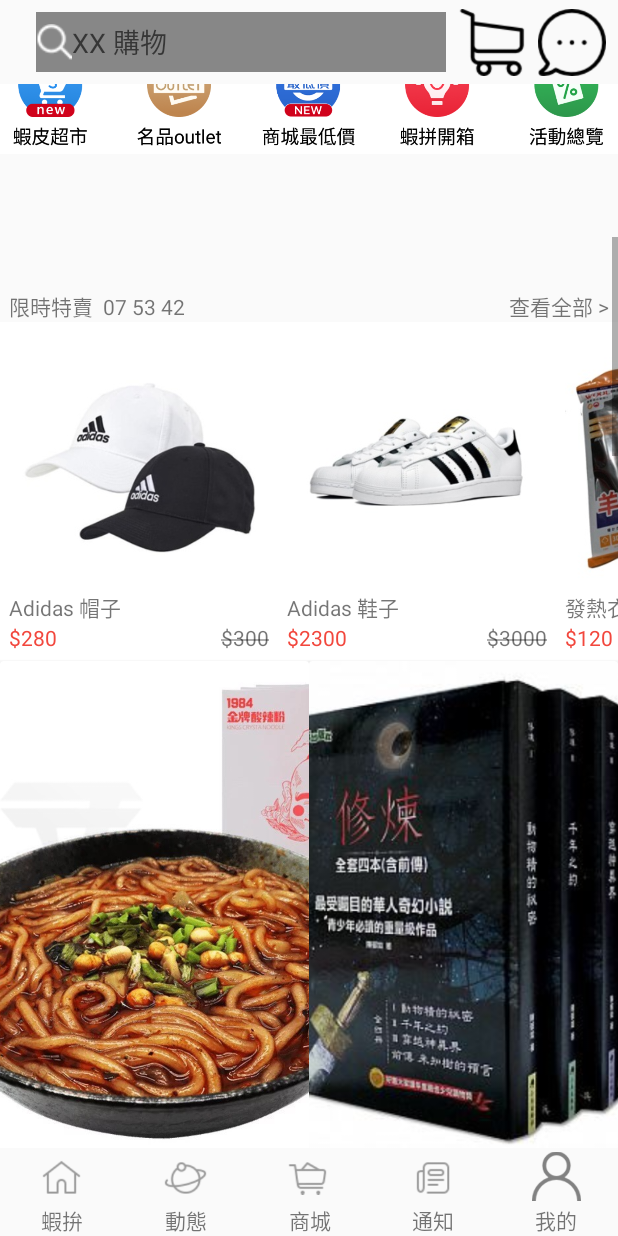
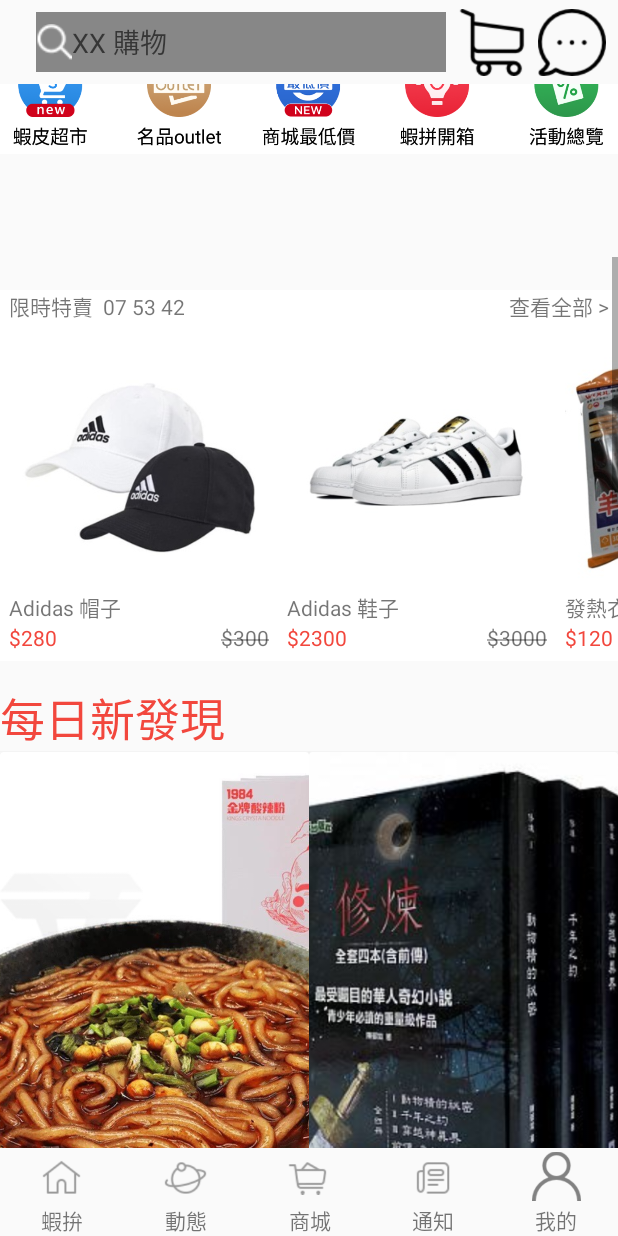
Before and after one commit to ohyeah5566/E-commerceUI, an Android app: the fragment HomeFragment placed in its activity, scrolled down 496 dp, on a phone screen of 412 x 824 dp. Run offline under Robolectric (Android 15) with nearby library versions, the phone set to English and light mode, and no system bars; our stand-ins replace ButterKnife; libraries missing offline, so code that uses them is left out: com.youth.banner; plain views replace Banner; 7 statements that could not run were skipped.

Commit message:
新增 Recyclerview的標題。

```diff
--- a/app/src/main/java/ohyeah5566/ui/ui/Product.java
+++ b/app/src/main/java/ohyeah5566/ui/ui/Product.java
@@ -4,17 +4,31 @@
  * Created by yiwei on 2018/11/30.
  */
 public class Product {
-
+    private String Title;
+    private boolean isTitle = false;
     private int imageID;
     private String name;
     private String specPrice;
     private String originPrice;
+
+    public Product(String title) {
+        this.Title = title;
+        this.isTitle = true;
+    }
 
     public Product(int imageID, String name, String specPrice, String originPrice) {
         this.imageID = imageID;
         this.name = name;
         this.specPrice = specPrice;
         this.originPrice = originPrice;
+    }
+
+    public boolean isTitle() {
+        return isTitle;
+    }
+
+    public String getTitle() {
+        return Title;
     }
 
     public int getImageID() {
--- a/app/src/main/java/ohyeah5566/ui/ui/RecycleviewAdapater.java
+++ b/app/src/main/java/ohyeah5566/ui/ui/RecycleviewAdapater.java
@@ -1,6 +1,7 @@
 package ohyeah5566.ui.ui;
 
 import android.content.Context;
+import android.support.annotation.NonNull;
 import android.support.v4.content.ContextCompat;
 import android.support.v7.widget.RecyclerView;
 import android.support.v7.widget.StaggeredGridLayoutManager;
@@ -20,7 +21,7 @@
 /**
  * Created by yiwei on 2018/11/28.
  */
-public class RecycleviewAdapater extends RecyclerView.Adapter<RecycleviewAdapater.ViewHolder> {
+public class RecycleviewAdapater extends RecyclerView.Adapter<RecyclerView.ViewHolder> {
 
     private List<Product> dataLists;
     private Context mContext;
@@ -29,6 +30,7 @@
     int TYPE_NORMAL = 0;
     int TYPE_HEADER = 1;
     int TYPE_FOOTER = 2;
+    int TYPE_TITLE = 3;
 
     public RecycleviewAdapater(List<Product> data, Context mContext) {
         dataLists = data;
@@ -45,7 +47,7 @@
         notifyItemInserted(getItemCount() - 1);
     }
 
-    public void addData(List<Product> data){
+    public void addData(List<Product> data) {
         dataLists.addAll(data);
         notifyItemInserted(getItemCount() - 1);  //最後的位置留給Footer
     }
@@ -53,44 +55,55 @@
     @Override
     public int getItemViewType(int position) {
         if (header == null && loadmoreview == null) {
-            return TYPE_NORMAL;
+            return dataLists.get(position).isTitle() ? TYPE_TITLE : TYPE_NORMAL;
         }
         if (position == 0) return TYPE_HEADER;
         if (position == getItemCount() - 1) return TYPE_FOOTER;
-        return TYPE_NORMAL;
+
+        return dataLists.get(position - 1).isTitle() ? TYPE_TITLE : TYPE_NORMAL;
     }
 
     //重写此方法，判断recyclerview的layoutmanager为StaggeredGridLayoutManager的时候，是header和footer独占一行，而不是一个item
     @Override
-    public void onViewAttachedToWindow(ViewHolder holder) {
+    public void onViewAttachedToWindow(RecyclerView.ViewHolder holder) {
         super.onViewAttachedToWindow(holder);
         ViewGroup.LayoutParams layoutParams = holder.itemView.getLayoutParams();
         if (layoutParams != null && layoutParams instanceof StaggeredGridLayoutManager.LayoutParams) {
             StaggeredGridLayoutManager.LayoutParams params = (StaggeredGridLayoutManager.LayoutParams) layoutParams;
             params.setFullSpan(getItemViewType(holder.getLayoutPosition()) == TYPE_HEADER
-                    || getItemViewType(holder.getLayoutPosition()) == TYPE_FOOTER);
+                    || getItemViewType(holder.getLayoutPosition()) == TYPE_FOOTER
+                    || getItemViewType(holder.getLayoutPosition()) == TYPE_TITLE);
         }
     }
 
 
     @Override
-    public ViewHolder onCreateViewHolder(ViewGroup parent, int viewType) {
+    public RecyclerView.ViewHolder onCreateViewHolder(ViewGroup parent, int viewType) {
         if (header != null && viewType == TYPE_HEADER) return new ViewHolder(header);
         if (loadmoreview != null && viewType == TYPE_FOOTER) return new ViewHolder(loadmoreview);
+        if (viewType == TYPE_TITLE) {
+            View view = View.inflate(parent.getContext(), R.layout.item_title, null);
+            return new TitleHolder(view);
+        }
         View view = View.inflate(parent.getContext(), R.layout.item_productcard, null);
         ViewHolder holder = new ViewHolder(view);
         return holder;
     }
 
     @Override
-    public void onBindViewHolder(ViewHolder holder, int position) {
+    public void onBindViewHolder(@NonNull RecyclerView.ViewHolder holder, int position) {
+
         if (getItemViewType(position) == TYPE_NORMAL) {
-            Glide.with(mContext).load(ContextCompat.getDrawable(mContext,dataLists.get(position-1).getImageID()))
-                    .into(holder.imgv_ItemcardImg);
-          //  holder.imgv_ItemcardImg.setImageDrawable(ContextCompat.getDrawable(mContext, dataLists.get(position - 1).getImageID()));
-            holder.tv_ItemcardTitle.setText(dataLists.get(position - 1).getName());
-            holder.tv_ItemcardPrice.setText(dataLists.get(position - 1).getOriginPrice());
-            holder.tv_ItemcardSpecPrice.setText(dataLists.get(position - 1).getSpecPrice());
+            ViewHolder viewHolder = (ViewHolder) holder;
+            Glide.with(mContext).load(ContextCompat.getDrawable(mContext, dataLists.get(position - 1).getImageID()))
+                    .into(viewHolder.imgv_ItemcardImg);
+            //  holder.imgv_ItemcardImg.setImageDrawable(ContextCompat.getDrawable(mContext, dataLists.get(position - 1).getImageID()));
+            viewHolder.tv_ItemcardTitle.setText(dataLists.get(position - 1).getName());
+            viewHolder.tv_ItemcardPrice.setText(dataLists.get(position - 1).getOriginPrice());
+            viewHolder.tv_ItemcardSpecPrice.setText(dataLists.get(position - 1).getSpecPrice());
+        } else if (getItemViewType(position) == TYPE_TITLE) {
+            TitleHolder viewHolder = (TitleHolder) holder;
+            viewHolder.tv_itemTitle.setText(dataLists.get(position - 1).getTitle());
         } else
             return;
     }
@@ -119,4 +132,12 @@
         }
     }
 
+    public class TitleHolder extends RecyclerView.ViewHolder {
+        @BindView(R.id.tv_itemTitle) TextView tv_itemTitle;
+
+        public TitleHolder(View itemView) {
+            super(itemView);
+            ButterKnife.bind(this, itemView);
+        }
+    }
 }
--- a/app/src/main/java/ohyeah5566/ui/ui/fragment/HomeFragment.java
+++ b/app/src/main/java/ohyeah5566/ui/ui/fragment/HomeFragment.java
@@ -6,6 +6,7 @@
 import android.support.annotation.Nullable;
 import android.support.v4.app.Fragment;
 import android.support.v4.content.ContextCompat;
+import android.support.v7.widget.GridLayoutManager;
 import android.support.v7.widget.LinearLayoutManager;
 import android.support.v7.widget.RecyclerView;
 import android.support.v7.widget.StaggeredGridLayoutManager;
@@ -38,6 +39,7 @@
 
     @BindView(R.id.home_recycleview) RecyclerView mRecycleView;
 
+    RecycleviewAdapater recycleviewAdapater;
     private List<Product> productList = new ArrayList<>();
     View header;
     View footer;
@@ -49,6 +51,23 @@
         View rootView = inflater.inflate(R.layout.fragment_home, container, false);
         ButterKnife.bind(this, rootView);
 
+
+        iniRecyclerview();
+        iniHeader();
+        addFooter();
+        iniBanner();
+        recycleviewAdapater.setHeaderView(header);
+        recycleviewAdapater.setFooterView(footer);
+
+        Log.d("HomeFragment", "onCreateView");
+
+        return rootView;
+    }
+
+    private void iniRecyclerview() {
+
+        productList.clear();
+        productList.add(new Product("每日新發現"));
         productList.add(new Product(R.drawable.commodity_1, "金牌干溜 1984酸辣粉 257g", "$120", "$95"));
         productList.add(new Product(R.drawable.commodity_2, "【Alice書店】修煉（全套4冊）／青少年奇幻小說／陳郁如／全新／小兵出版", "$120", "$95"));
         productList.add(new Product(R.drawable.commodity_3, "當天出貨 [ 附發票 ] 新小米行動電源2 10000mAh 雙向USB接口 雙向快充 行動電源", "$120", "$95"));
@@ -56,10 +75,8 @@
         productList.add(new Product(R.drawable.commodity_5, "[貓貓蟲-咖波] 經典造型 絨毛娃娃", "$120", "$95"));
         productList.add(new Product(R.drawable.commodity_6, "手機電視棒-支援IOS12 電視棒 M5 手機電視同屏顯示 手機連電視 HDMI AnycastPlus", "$120", "$95"));
         mRecycleView.setLayoutManager(new LinearLayoutManager(getContext()));
-        final RecycleviewAdapater recycleviewAdapater = new RecycleviewAdapater(productList, getContext());
+        recycleviewAdapater = new RecycleviewAdapater(productList, getContext());
         mRecycleView.setAdapter(recycleviewAdapater);
-        mRecycleView.setLayoutManager(new
-                StaggeredGridLayoutManager(2, StaggeredGridLayoutManager.VERTICAL));
         mRecycleView.addOnScrollListener(new RecyclerView.OnScrollListener() {
             @Override
             public void onScrollStateChanged(RecyclerView recyclerView, int newState) {
@@ -67,6 +84,14 @@
                 if (!loading && !recyclerView.canScrollVertically(1)) {
                     Log.d(TAG, "到底惹");
                     loading = true; //loading new data
+
+                    productList.clear();
+                    productList.add(new Product(R.drawable.commodity_1, "金牌干溜 1984酸辣粉 257g", "$120", "$95"));
+                    productList.add(new Product(R.drawable.commodity_2, "【Alice書店】修煉（全套4冊）／青少年奇幻小說／陳郁如／全新／小兵出版", "$120", "$95"));
+                    productList.add(new Product(R.drawable.commodity_3, "當天出貨 [ 附發票 ] 新小米行動電源2 10000mAh 雙向USB接口 雙向快充 行動電源", "$120", "$95"));
+                    productList.add(new Product(R.drawable.commodity_4, "3C買賣 SONY PlayStation SCPH-7501 遊戲主機", "$120", "$95"));
+                    productList.add(new Product(R.drawable.commodity_5, "[貓貓蟲-咖波] 經典造型 絨毛娃娃", "$120", "$95"));
+                    productList.add(new Product(R.drawable.commodity_6, "手機電視棒-支援IOS12 電視棒 M5 手機電視同屏顯示 手機連電視 HDMI AnycastPlus", "$120", "$95"));
                     recycleviewAdapater.addData(productList);
                 }
             }
@@ -78,18 +103,11 @@
             }
         });
 
+        StaggeredGridLayoutManager staggeredGridLayoutManager = new
+                StaggeredGridLayoutManager(2, StaggeredGridLayoutManager.VERTICAL);
+        GridLayoutManager gridLayoutManager = new GridLayoutManager(getContext(),2);
+        mRecycleView.setLayoutManager(staggeredGridLayoutManager);
 
-        iniHeader();
-
-        addFooter();
-
-        iniBanner();
-        recycleviewAdapater.setHeaderView(header);
-        recycleviewAdapater.setFooterView(footer);
-
-        Log.d("HomeFragment", "onCreateView");
-
-        return rootView;
     }
 
 
@@ -106,7 +124,7 @@
 
         header = LayoutInflater.from(getContext()).inflate(R.layout.header_home, mRecycleView, false);
         ImageView imageView = header.findViewById(R.id.imgv_category);
-        Glide.with(getContext()).load(ContextCompat.getDrawable(getContext(),R.drawable.category))
+        Glide.with(getContext()).load(ContextCompat.getDrawable(getContext(), R.drawable.category))
                 .into(imageView);
 
         RecyclerView Rview = header.findViewById(R.id.header_recycleview);
--- a/app/src/main/res/layout/header_home.xml
+++ b/app/src/main/res/layout/header_home.xml
@@ -2,7 +2,8 @@
 <android.support.constraint.ConstraintLayout xmlns:android="http://schemas.android.com/apk/res/android"
     xmlns:app="http://schemas.android.com/apk/res-auto"
     android:layout_width="match_parent"
-    android:layout_height="wrap_content">
+    android:layout_height="wrap_content"
+    android:layout_marginBottom="15dp">
 
     <com.youth.banner.Banner xmlns:app="http://schemas.android.com/apk/res-auto"
         android:id="@+id/home_banner"
@@ -18,8 +19,16 @@
         android:layout_height="500px"
         app:layout_constraintLeft_toLeftOf="parent"
         app:layout_constraintRight_toRightOf="parent"
-        app:layout_constraintTop_toBottomOf="@+id/home_banner"/>
+        app:layout_constraintTop_toBottomOf="@+id/home_banner" />
 
+
+    <android.support.constraint.ConstraintLayout
+        android:layout_width="0dp"
+        android:layout_height="wrap_content"
+        android:background="#ffffff"
+        app:layout_constraintLeft_toLeftOf="parent"
+        app:layout_constraintRight_toRightOf="parent"
+        app:layout_constraintTop_toBottomOf="@+id/imgv_category" >
 
         <TextView
             android:layout_width="wrap_content"
@@ -28,7 +37,7 @@
             android:text="限時特賣  07 53 42"
             app:layout_constraintBottom_toTopOf="@+id/header_recycleview"
             app:layout_constraintLeft_toLeftOf="parent"
-        app:layout_constraintTop_toBottomOf="@+id/imgv_category" />
+            app:layout_constraintTop_toTopOf="parent" />
 
         <TextView
             android:id="@+id/tv_seeAll"
@@ -38,17 +47,20 @@
             android:text="查看全部 >"
             app:layout_constraintBottom_toTopOf="@+id/header_recycleview"
             app:layout_constraintRight_toRightOf="parent"
-        app:layout_constraintTop_toBottomOf="@+id/imgv_category" />
+            app:layout_constraintTop_toTopOf="parent" />
 
         <android.support.v7.widget.RecyclerView
             android:id="@+id/header_recycleview"
             android:layout_width="0dp"
             android:layout_height="wrap_content"
+            android:background="#ffffff"
             app:layout_constraintLeft_toLeftOf="parent"
             app:layout_constraintRight_toRightOf="parent"
-        android:background="#ffffff"
             app:layout_constraintTop_toBottomOf="@+id/tv_seeAll">
 
         </android.support.v7.widget.RecyclerView>
 
+
     </android.support.constraint.ConstraintLayout>
+
+</android.support.constraint.ConstraintLayout>
--- /dev/null
+++ b/app/src/main/res/layout/item_title.xml
@@ -0,0 +1,13 @@
+<?xml version="1.0" encoding="utf-8"?>
+<android.support.constraint.ConstraintLayout xmlns:android="http://schemas.android.com/apk/res/android"
+    android:layout_width="match_parent"
+    android:layout_height="match_parent">
+
+    <TextView
+        android:id="@+id/tv_itemTitle"
+        android:layout_width="0dp"
+        android:layout_height="wrap_content"
+        android:textColor="@color/colorHomeTextPress"
+        android:textSize="30sp" />
+
+</android.support.constraint.ConstraintLayout>
```
Lines whose indentation alone changed are shown as unchanged.
